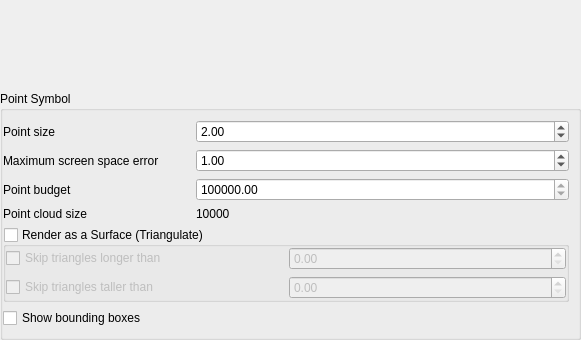
Qt form src/ui/3d/qgspointcloud3dsymbolwidget.ui (carsmie/QGIS) before a commit; both pictures show x 0 to 581 and y 211 to 551 of the 581 by 551 pixel window.
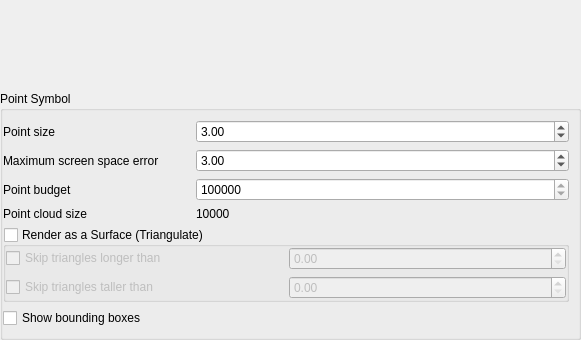
The same form after that commit. Custom widgets are drawn as their Qt base class.

Commit message: - Switch 3D point size default to 3px - Switch 3D max error to 3px - Swtich 3D point budget to 5M points - Add tooltips to UI - Make point budget spinbox have 0 decimals and increment in 100k steps

What changed in the file:
```diff
--- a/src/ui/3d/qgspointcloud3dsymbolwidget.ui
+++ b/src/ui/3d/qgspointcloud3dsymbolwidget.ui
@@ -48,12 +48,21 @@
           <property name="enabled">
            <bool>true</bool>
           </property>
+          <property name="decimals">
+           <number>0</number>
+          </property>
           <property name="minimum">
            <double>100000.000000000000000</double>
           </property>
           <property name="maximum">
            <double>99999999.000000000000000</double>
           </property>
+          <property name="singleStep">
+           <double>100000.000000000000000</double>
+          </property>
+          <property name="value">
+           <double>5000000.000000000000000</double>
+          </property>
          </widget>
         </item>
         <item row="2" column="0">
@@ -103,7 +112,7 @@
            <double>100000.000000000000000</double>
           </property>
           <property name="value">
-           <double>1.000000000000000</double>
+           <double>3.000000000000000</double>
           </property>
          </widget>
         </item>
@@ -119,7 +128,7 @@
            <double>10.000000000000000</double>
           </property>
           <property name="value">
-           <double>2.000000000000000</double>
+           <double>3.000000000000000</double>
           </property>
          </widget>
         </item>
```
Left out of the diff: 8 changed lines with no effect on the pictures. The commit also changes 5 other files.
